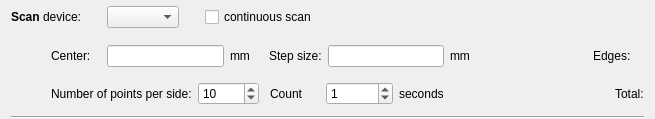
Above: nicos/clients/gui/cmdlets/cscan.ui from mlz-ictrl/nicos before the change. Below: the same form after it.
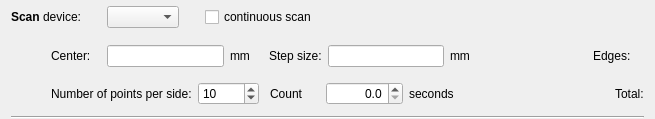
That is the form after the change.

Commit message: cmdlets: allow decimal seconds to be used as count time

Patch:
```diff
--- a/nicos/clients/gui/cmdlets/cscan.ui
+++ b/nicos/clients/gui/cmdlets/cscan.ui
@@ -257,13 +257,16 @@
       </widget>
      </item>
      <item>
-      <widget class="QSpinBox" name="seconds">
-       <property name="maximum">
-        <number>1000000</number>
+      <widget class="QDoubleSpinBox" name="seconds">
+       <property name="alignment">
+        <set>Qt::AlignRight|Qt::AlignTrailing|Qt::AlignVCenter</set>
        </property>
-       <property name="value">
+       <property name="decimals">
         <number>1</number>
        </property>
+       <property name="maximum">
+        <double>1000000.000000000000000</double>
+       </property>
       </widget>
      </item>
      <item>
```
The commit also changes 4 other files.
